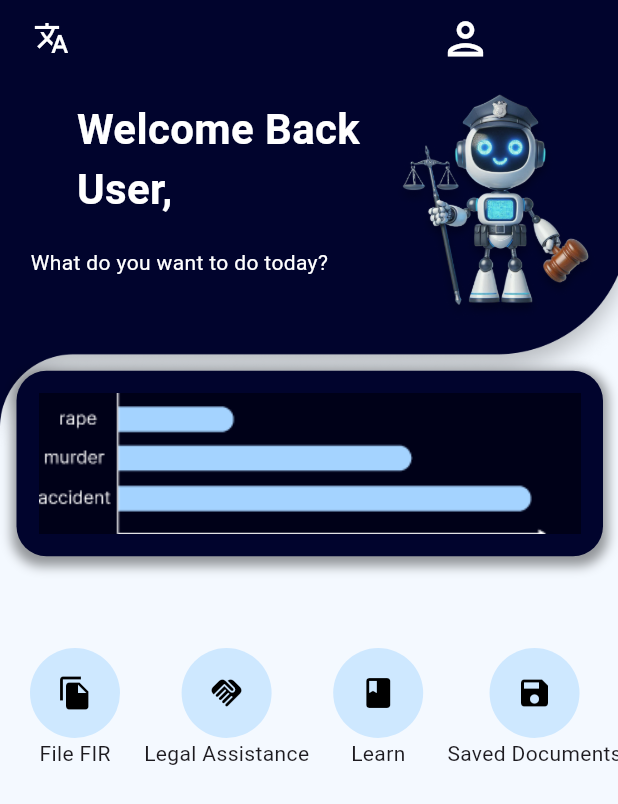
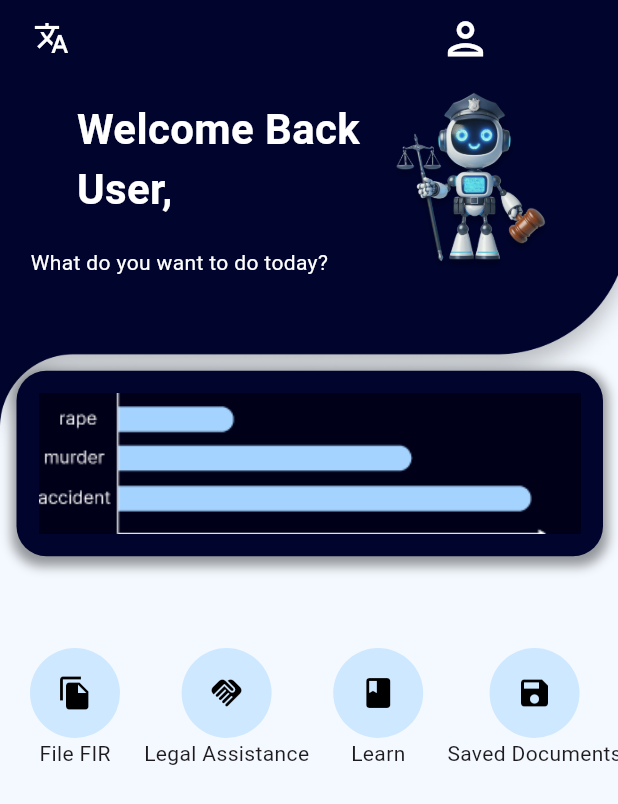
Before and after one commit to imksprateek/LexiFIR, a Flutter app: the screen it shows after launch, on a phone screen of 412 x 824 dp. Shown: the top 804 px of the screen. Run offline on Flutter 3.47's test engine with Material 3 defaults, Android fonts, the light colour scheme and no system bars; drawn by our look-alikes of carousel_slider; our stand-ins replace audioplayers, logger, permission_handler, shared_preferences, video_player; missing offline and left inert: dart:ffi, flutter_sound, hyperlink, siri_wave; network calls fail.

Commit message:
voice bot

```diff
--- a/app-client/lib/pages/Chatbot.dart
+++ b/app-client/lib/pages/Chatbot.dart
@@ -115,7 +115,7 @@
         child: Column(
           mainAxisAlignment: MainAxisAlignment.center,
           children: [
-            SizedBox(
+            const SizedBox(
               height: 150,
             ),
             // Reserve space for the waveform widget
@@ -136,12 +136,12 @@
                 style: const TextStyle(fontSize: 16, color: Colors.white),
               ),
             ),
-            SizedBox(
+            const SizedBox(
               height: 300,
             ),
             ElevatedButton(
               onPressed: startVoiceChat,
-              child: const Text("Start Recording"),
+              child: const Text("x Recording"),
             ),
           ],
         ),
--- a/app-client/lib/pages/HomeScreen.dart
+++ b/app-client/lib/pages/HomeScreen.dart
@@ -105,8 +105,8 @@
                     left: screenWidth * 0.6, // Adjusted for dynamic positioning
                     top: screenHeight * 0.07,
                     child: Container(
-                      height: screenHeight * 0.2, // Adjust the height as needed
-                      child: Image.asset('lib/images/cartoon.png', scale: 0.5),
+                      height: screenHeight * 0.16, // Adjust the height as needed
+                      child: Image.asset('lib/images/cartoon.png', scale: 1),
                     ),
                   ),
                   Positioned(
```
